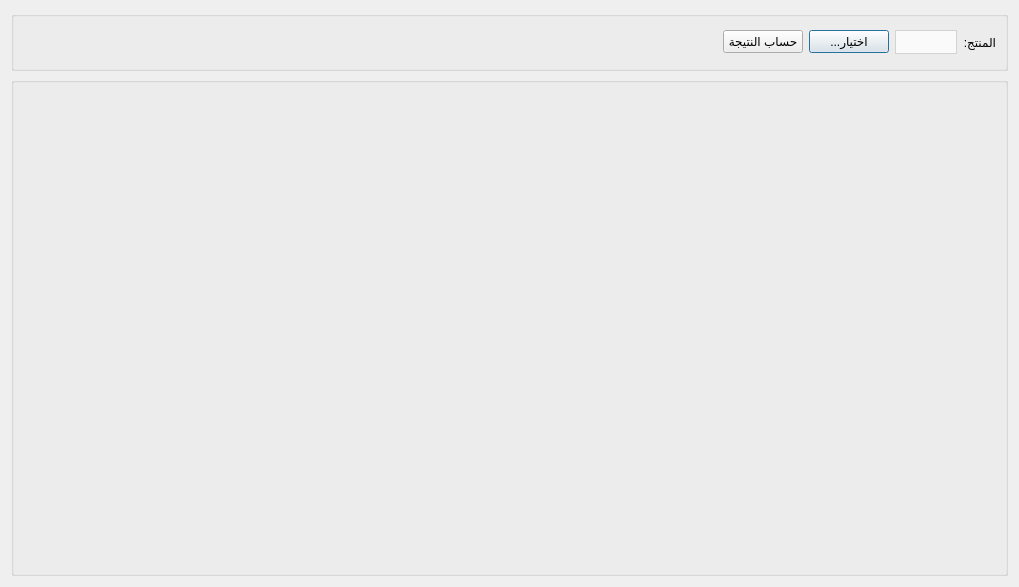
The window that Ui_QuantitiesReport.ui (rabee361/E-commerce2) describes before a commit, drawn with Qt 5.
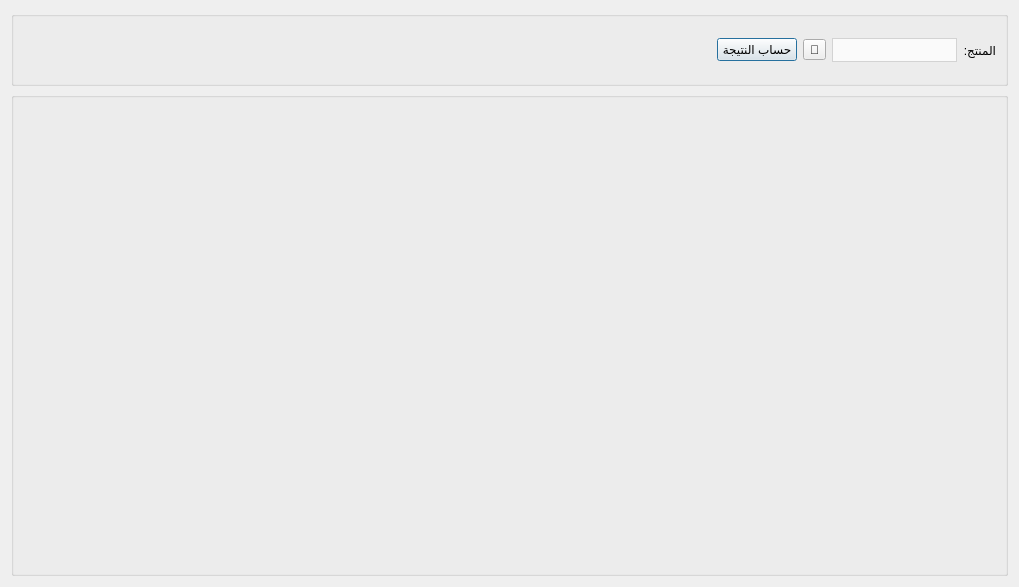
The same window after the commit. Icons and pictures are not drawn.

The edit to the form file:
```diff
--- a/Ui_QuantitiesReport.ui
+++ b/Ui_QuantitiesReport.ui
@@ -37,7 +37,7 @@
      <property name="maximumSize">
       <size>
        <width>16777215</width>
-       <height>60</height>
+       <height>75</height>
       </size>
      </property>
      <property name="layoutDirection">
@@ -47,38 +47,17 @@
       <string/>
      </property>
      <layout class="QGridLayout" name="gridLayout">
-      <item row="0" column="2">
-       <widget class="QPushButton" name="select_product_btn">
-        <property name="text">
-         <string>...اختيار</string>
-        </property>
-       </widget>
-      </item>
-      <item row="0" column="7">
-       <widget class="QPushButton" name="calc_btn">
-        <property name="text">
-         <string>حساب النتيجة</string>
-        </property>
-       </widget>
-      </item>
-      <item row="0" column="0">
-       <widget class="QLabel" name="label">
-        <property name="maximumSize">
-         <size>
-          <width>50</width>
-          <height>16777215</height>
-         </size>
-        </property>
-        <property name="text">
-         <string>المنتج:</string>
-        </property>
-       </widget>
-      </item>
       <item row="0" column="1">
        <widget class="QComboBox" name="product_combobox">
+        <property name="minimumSize">
+         <size>
+          <width>125</width>
+          <height>0</height>
+         </size>
+        </property>
         <property name="maximumSize">
          <size>
-          <width>500</width>
+          <width>16777215</width>
           <height>16777215</height>
          </size>
         </property>
@@ -95,7 +74,20 @@
         </property>
        </widget>
       </item>
-      <item row="0" column="8">
+      <item row="0" column="0">
+       <widget class="QLabel" name="label">
+        <property name="maximumSize">
+         <size>
+          <width>16777215</width>
+          <height>16777215</height>
+         </size>
+        </property>
+        <property name="text">
+         <string>المنتج:</string>
+        </property>
+       </widget>
+      </item>
+      <item row="0" column="7">
        <spacer name="horizontalSpacer_2">
         <property name="orientation">
          <enum>Qt::Horizontal</enum>
@@ -108,6 +100,20 @@
         </property>
        </spacer>
       </item>
+      <item row="0" column="6">
+       <widget class="QPushButton" name="calc_btn">
+        <property name="text">
+         <string>حساب النتيجة</string>
+        </property>
+       </widget>
+      </item>
+      <item row="0" column="2">
+       <widget class="QToolButton" name="select_product_btn">
+        <property name="text">
+         <string>🔎</string>
+        </property>
+       </widget>
+      </item>
      </layout>
     </widget>
    </item>
```
